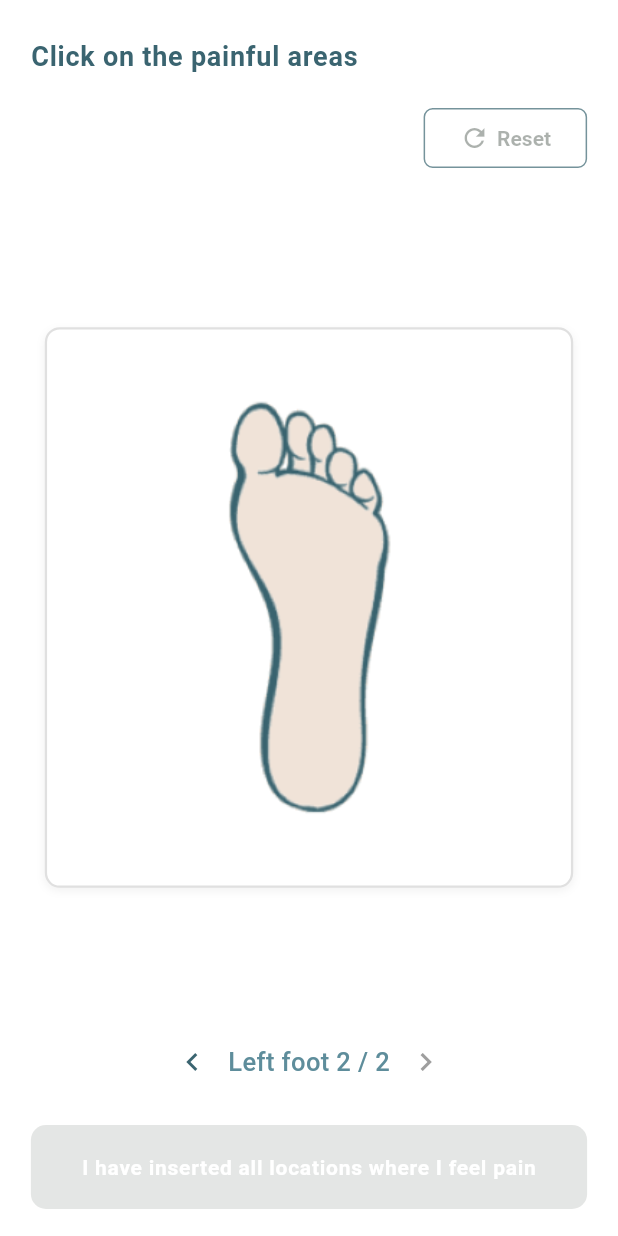
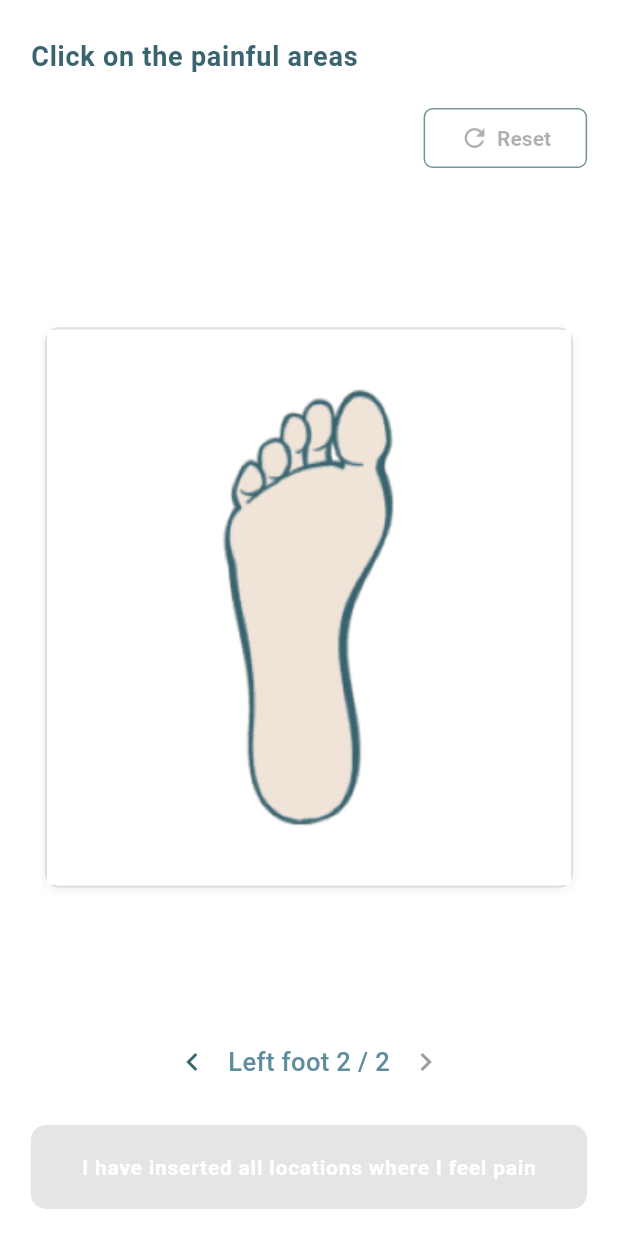
Before and after one commit to guysiman/sensy_patient_app, a Flutter app: the FootMappingScreen screen opened directly with empty values, after a tap on the "chevron right" icon, on a phone screen of 412 x 824 dp. Run offline on Flutter 3.47's test engine with Material 3 defaults, Android fonts, the phone set to English and light mode, and no system bars; our stand-ins replace cloud_firestore, firebase_auth, firebase_core, flutter_blue_plus; missing offline and left inert: app_settings; accounts and stored records are empty.

```diff
--- a/lib/screens/foot_selection_page.dart
+++ b/lib/screens/foot_selection_page.dart
@@ -162,6 +162,7 @@ class _FootMappingScreenState extends State<FootMappingScreen> {
                       initialSelection:
                       _selectedAreas[isLeftFoot ? 'left' : 'right']!,
                       key: isLeftFoot ? _leftFootKey : _rightFootKey,
+                      isLeftFoot: isLeftFoot,
                       onSelectionChanged: (List<String> newSelection) {
                         setState(() {
                           _selectedAreas[isLeftFoot ? 'left' : 'right'] =
@@ -245,19 +246,33 @@ class _FootArea {
     required this.width,
     required this.height,
   });
+
+  _FootArea mirrored(double totalWidth) {
+    // Calculate the mirrored left position by:
+    // totalWidth - (left + width)
+    final mirroredLeft = totalWidth - (left + width);
+
+    return _FootArea(
+      id: id,
+      left: mirroredLeft,
+      top: top,
+      width: width,
+      height: height,
+    );
+  }
 }
 
-/// An interactive foot widget with 16 rectangular hotspots (F0..F15).
-/// Tapping toggles selection and highlights the area.
-/// The user never sees "F0..F15" labels, but the IDs are returned in a callback.
+
 class FootSelectionWidget extends StatefulWidget {
   final ValueChanged<List<String>> onSelectionChanged;
   final List<String> initialSelection;
+  final bool isLeftFoot;
 
   const FootSelectionWidget({
     Key? key,
     required this.onSelectionChanged,
     this.initialSelection = const [],
+    this.isLeftFoot = false,
   }) : super(key: key);
 
   @override
@@ -267,8 +282,8 @@ class FootSelectionWidget extends StatefulWidget {
 class _FootSelectionWidgetState extends State<FootSelectionWidget> {
   late List<String> _selectedAreas;
 
-  // Original foot area coordinates as requested
-  final List<_FootArea> _footAreas = const [
+  // Original foot area coordinates for the right foot
+  final List<_FootArea> _rightFootAreas = const [
     _FootArea(id: 'F0', left: 127, top: 60, width: 24, height: 13),
     _FootArea(id: 'F1', left: 127, top: 75, width: 24, height: 13),
     //
@@ -290,6 +305,9 @@ class _FootSelectionWidgetState extends State<FootSelectionWidget> {
     _FootArea(id: 'F14', left: 154, top: 268, width: 26, height: 35),
     _FootArea(id: 'F15', left: 185, top: 250, width: 18, height: 40),
   ];
+
+  // The total width used for mirroring calculations
+  static const double _totalWidth = 343;
 
   @override
   void initState() {
@@ -329,21 +347,27 @@ class _FootSelectionWidgetState extends State<FootSelectionWidget> {
         final scaleX = actualWidth / 343;
         final scaleY = actualHeight / 364;
 
+        // Generate the appropriate foot areas based on whether it's left or right foot
+        final footAreas = widget.isLeftFoot
+            ? _rightFootAreas.map((area) => area.mirrored(_totalWidth)).toList()
+            : _rightFootAreas;
+
         return Stack(
           fit: StackFit.expand,
           children: [
             // Center the foot diagram with optimal padding
-            Center(
-              child: Padding(
-                padding: const EdgeInsets.all(10.0),
+            Transform(
+              alignment: Alignment.center,
+              transform: widget.isLeftFoot
+                  ? Matrix4.rotationY(3.14159) // Mirror horizontally for left foot
+                  : Matrix4.identity(), // No transformation for right foot
               child: Image.asset(
                 'assets/foot_diagram.png',
                 fit: BoxFit.contain,
               ),
             ),
-            ),
             // Show all tappable areas with light pink color (visible but subtle)
-            ..._footAreas.map((area) {
+            ...footAreas.map((area) {
               // Scale each area's coordinates.
               final double left = area.left * scaleX;
               final double top = area.top * scaleY;
```
Lines whose indentation alone changed are shown as unchanged.
